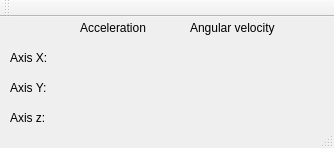
kranfix/playground, file mpucalib/mpucalib.ui: the form before one commit.
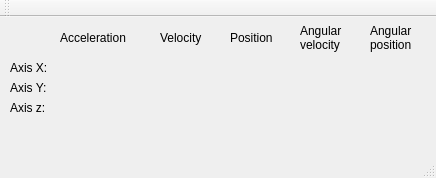
The form after the commit.

Commit message: mpucalib: ui al 70%

```diff
--- a/mpucalib/mpucalib.ui
+++ b/mpucalib/mpucalib.ui
@@ -6,8 +6,8 @@
    <rect>
     <x>0</x>
     <y>0</y>
-    <width>334</width>
-    <height>148</height>
+    <width>436</width>
+    <height>178</height>
    </rect>
   </property>
   <property name="windowTitle">
@@ -18,7 +18,7 @@
     <property name="geometry">
      <rect>
       <x>10</x>
-      <y>30</y>
+      <y>40</y>
       <width>65</width>
       <height>21</height>
      </rect>
@@ -44,7 +44,7 @@
     <property name="geometry">
      <rect>
       <x>10</x>
-      <y>90</y>
+      <y>80</y>
       <width>65</width>
       <height>21</height>
      </rect>
@@ -56,8 +56,8 @@
    <widget class="QLabel" name="label_accel">
     <property name="geometry">
      <rect>
-      <x>80</x>
-      <y>0</y>
+      <x>60</x>
+      <y>10</y>
       <width>81</width>
       <height>21</height>
      </rect>
@@ -69,14 +69,55 @@
    <widget class="QLabel" name="label_accel_2">
     <property name="geometry">
      <rect>
-      <x>190</x>
+      <x>300</x>
       <y>0</y>
-      <width>111</width>
+      <width>61</width>
+      <height>41</height>
+     </rect>
+    </property>
+    <property name="text">
+     <string>Angular
+velocity</string>
+    </property>
+   </widget>
+   <widget class="QLabel" name="label_angular_position">
+    <property name="geometry">
+     <rect>
+      <x>370</x>
+      <y>0</y>
+      <width>61</width>
+      <height>41</height>
+     </rect>
+    </property>
+    <property name="text">
+     <string>Angular
+position</string>
+    </property>
+   </widget>
+   <widget class="QLabel" name="label_rect_velocity">
+    <property name="geometry">
+     <rect>
+      <x>160</x>
+      <y>10</y>
+      <width>61</width>
       <height>21</height>
      </rect>
     </property>
     <property name="text">
-     <string>Angular velocity</string>
+     <string>Velocity</string>
+    </property>
+   </widget>
+   <widget class="QLabel" name="label_rect_position">
+    <property name="geometry">
+     <rect>
+      <x>230</x>
+      <y>10</y>
+      <width>61</width>
+      <height>21</height>
+     </rect>
+    </property>
+    <property name="text">
+     <string>Position</string>
     </property>
    </widget>
   </widget>
```
Left out of the diff: 6 changed lines with no effect on the pictures. The commit also changes 3 other files.
